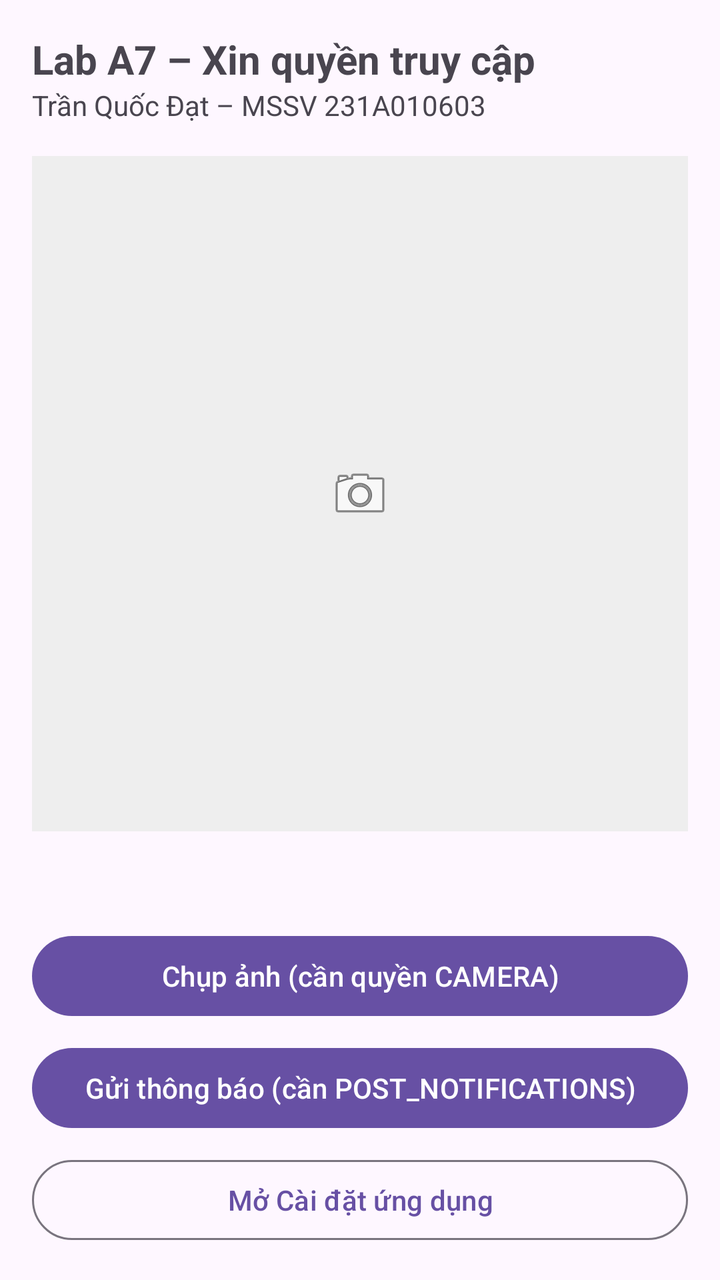
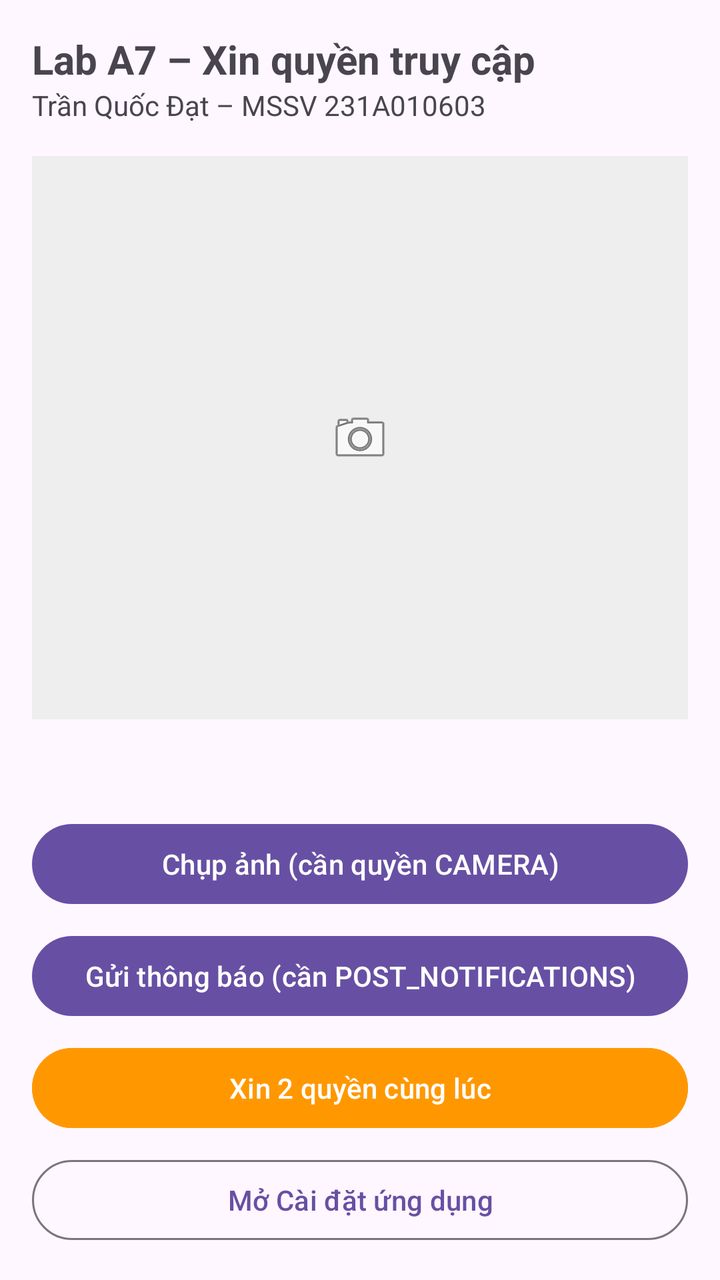

Compare the two renders of this Android layout. The source of the first and the diff that turns it into the second are given below.
<!-- AndroidManifest.xml: application theme Theme.A7_231A010603 -->
<!-- res/layout/activity_main.xml -->
<?xml version="1.0" encoding="utf-8"?>
<LinearLayout xmlns:android="http://schemas.android.com/apk/res/android"
    android:id="@+id/main"
    android:layout_width="match_parent"
    android:layout_height="match_parent"
    android:orientation="vertical"
    android:padding="16dp">

    <TextView
        android:layout_width="wrap_content"
        android:layout_height="wrap_content"
        android:text="@string/title"
        android:textSize="20sp"
        android:textStyle="bold" />

    <TextView
        android:layout_width="wrap_content"
        android:layout_height="wrap_content"
        android:text="@string/student" />

    
    <ImageView
        android:id="@+id/imgAnh"
        android:layout_width="match_parent"
        android:layout_height="0dp"
        android:layout_marginTop="16dp"
        android:layout_weight="1"
        android:background="#EEEEEE"
        android:contentDescription="@string/desc_anh"
        android:scaleType="centerInside"
        android:src="@android:drawable/ic_menu_camera" />

    <TextView
        android:id="@+id/tvTrangThai"
        android:layout_width="match_parent"
        android:layout_height="wrap_content"
        android:layout_marginTop="12dp"
        android:lineSpacingExtra="4dp"
        android:textSize="15sp" />

    <Button
        android:id="@+id/btnChupAnh"
        android:layout_width="match_parent"
        android:layout_height="wrap_content"
        android:layout_marginTop="16dp"
        android:text="@string/btn_chup" />

    <Button
        android:id="@+id/btnThongBao"
        android:layout_width="match_parent"
        android:layout_height="wrap_content"
        android:layout_marginTop="8dp"
        android:text="@string/btn_thong_bao" />

    <Button
        android:id="@+id/btnCaiDat"
        style="?attr/materialButtonOutlinedStyle"
        android:layout_width="match_parent"
        android:layout_height="wrap_content"
        android:layout_marginTop="8dp"
        android:text="@string/open_settings" />
</LinearLayout>
<!-- resources referenced by this layout -->
<resources>
  <string name="btn_chup">Chụp ảnh (cần quyền CAMERA)</string>
  <string name="btn_thong_bao">Gửi thông báo (cần POST_NOTIFICATIONS)</string>
  <string name="desc_anh">Ảnh vừa chụp từ camera</string>
  <string name="open_settings">Mở Cài đặt ứng dụng</string>
  <string name="student">Trần Quốc Đạt – MSSV 231A010603</string>
  <string name="title">Lab A7 – Xin quyền truy cập</string>
  <style name="Theme.A7_231A010603" parent="Base.Theme.A7_231A010603" />
  <style name="Base.Theme.A7_231A010603" parent="Theme.Material3.DayNight.NoActionBar">
          
          
      </style>
</resources>

<!-- the commit's change to res/layout/activity_main.xml (unified diff, before → after) -->
@@ -51,7 +51,14 @@
         android:layout_height="wrap_content"
         android:layout_marginTop="8dp"
         android:text="@string/btn_thong_bao" />
-
+    
+    <Button
+        android:id="@+id/btnXinNhieuQuyen"
+        android:layout_width="match_parent"
+        android:layout_height="wrap_content"
+        android:layout_marginTop="8dp"
+        android:backgroundTint="#FF9800"
+        android:text="@string/grant_both" />
     <Button
         android:id="@+id/btnCaiDat"
         style="?attr/materialButtonOutlinedStyle"
<!-- resource entries referenced after the edit -->
@@ -3,6 +3,7 @@
   <string name="btn_chup">Chụp ảnh (cần quyền CAMERA)</string>
   <string name="btn_thong_bao">Gửi thông báo (cần POST_NOTIFICATIONS)</string>
   <string name="desc_anh">Ảnh vừa chụp từ camera</string>
+  <string name="grant_both">Xin 2 quyền cùng lúc</string>
   <string name="open_settings">Mở Cài đặt ứng dụng</string>
   <string name="student">Trần Quốc Đạt – MSSV 231A010603</string>
   <string name="title">Lab A7 – Xin quyền truy cập</string>
